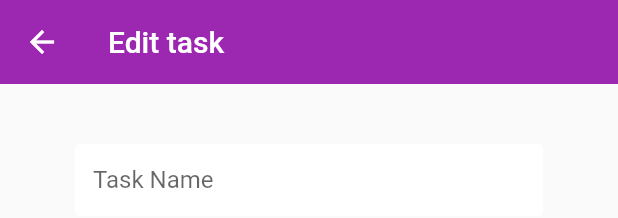
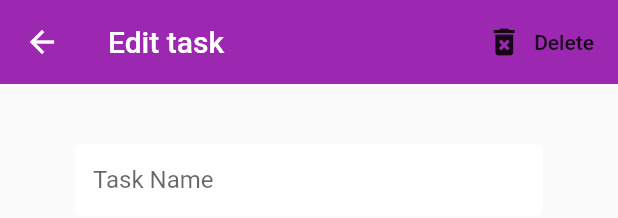
Before and after one commit to chandra-chud/YourTasks, a Flutter app: the BrewTile widget shown alone on an empty page, opened directly with empty values, after a tap on the "mode edit" icon, on a phone screen of 412 x 824 dp. Shown: the top 218 px of the screen. Run offline on Flutter 3.47's test engine with Material 2 defaults, Android fonts, the phone set to English and light mode, and no system bars; our stand-ins replace cloud_firestore, firebase_auth, flutter_spinkit; accounts and stored records are empty.

Commit message:
implemented delete button

```diff
--- a/lib/screens/home/brew_tile.dart
+++ b/lib/screens/home/brew_tile.dart
@@ -10,10 +10,7 @@ class BrewTile extends StatelessWidget {
   BrewTile({this.brew});
 
   @override
-
   Widget build(BuildContext context) {
-    //print(brew.name);
-//   var task = TaskClass(brew.name, brew.checked,brew.tuid,brew.puid);
     final user = Provider.of<User>(context);
 
     return Padding(
@@ -25,29 +22,39 @@ class BrewTile extends StatelessWidget {
               value: brew.checked,
               activeColor: Colors.purple,
               onChanged: (bool newVal) {
-                    DatabaseService(uid: user.uid).createUserData(brew.name, newVal, brew.tuid);
+                DatabaseService(uid: user.uid)
+                    .createUserData(brew.name, newVal, brew.tuid);
               },
             ),
             title: Text(brew.name,
                 style: (brew.checked
                     ? TextStyle(decoration: TextDecoration.lineThrough)
                     : TextStyle(fontWeight: FontWeight.bold))),
-              subtitle: Text('Scheduled time:'),
-              trailing: ((brew.checked == true) ? FlatButton():FlatButton(
+            subtitle: Text('Time:'),
+            trailing: ((brew.checked == true)
+                ? FlatButton.icon(
+                    icon: Icon(Icons.delete),
+                    label: Text('Delete'),
+                    onPressed: () {
+                      DatabaseService()
+                          .deleteUserData(brew.name, brew.tuid);
+                    },
+                  )
+                : FlatButton(
                     child: Icon(Icons.mode_edit),
                     onPressed: () {
                       Navigator.push(
                         context,
-                    MaterialPageRoute(builder: (context) => TaskPage(
-                      brew.name, brew.checked,brew.puid, brew.tuid
-                    )),
+                        MaterialPageRoute(
+                            builder: (context) => TaskPage(
+                                brew.name, brew.checked, brew.puid, brew.tuid)),
                       );
                     },
-              )))),
+                  )),
+          )),
     );
   }
 }
-
 
 // return Padding(
 //   padding: EdgeInsets.only(top: 8.0),
--- a/lib/screens/home/task/taskPage.dart
+++ b/lib/screens/home/task/taskPage.dart
@@ -13,7 +13,7 @@ class TaskPage extends StatefulWidget {
   final String puid;
   final String tuid;
 
-  const TaskPage(this.name,this.checked, this.puid, this.tuid);
+  const TaskPage(this.name, this.checked, this.puid, this.tuid);
 
   @override
   _TaskPageState createState() => _TaskPageState();
@@ -27,14 +27,11 @@ class _TaskPageState extends State<TaskPage> {
   TimeOfDay time = TimeOfDay(hour: 15, minute: 0);
   TimeOfDay pickedTime = TimeOfDay.now();
 
+  Future<Null> selectTime(BuildContext context) async {
+    final TimeOfDay pickedTime =
+        await showTimePicker(context: context, initialTime: time);
 
-  Future<Null> selectTime(BuildContext context) async {
-    final TimeOfDay pickedTime = await showTimePicker(
-      context: context,
-      initialTime: time
-    );
-
-    if(pickedTime != null && pickedTime != time){
+    if (pickedTime != null && pickedTime != time) {
       print(pickedTime);
       setState(() {
         time = pickedTime;
@@ -53,6 +50,16 @@ class _TaskPageState extends State<TaskPage> {
         title: Text('Edit task'),
         backgroundColor: Colors.purple[500],
         elevation: 0.0,
+        actions: <Widget>[
+          FlatButton.icon(
+            icon: Icon(Icons.delete_forever),
+            label: Text('Delete'),
+            onPressed: () {
+              DatabaseService().deleteUserData(widget.name, widget.tuid);
+              Navigator.pop(context);
+            },
+          )
+        ],
       ),
       body: Container(
           padding: EdgeInsets.symmetric(vertical: 20.0, horizontal: 50.0),
@@ -73,7 +80,7 @@ class _TaskPageState extends State<TaskPage> {
               RaisedButton(
                 color: Colors.white,
                 child: Icon(Icons.timer),
-                      onPressed: (){
+                onPressed: () {
                   selectTime(context);
                   print(time);
                 },
@@ -86,18 +93,15 @@ class _TaskPageState extends State<TaskPage> {
                     style: TextStyle(color: Colors.white),
                   ),
                   onPressed: () async {
-                        await DatabaseService(uid: user.uid).createUserData(taskName, widget.checked ,widget.tuid);
+                    await DatabaseService(uid: user.uid)
+                        .createUserData(taskName, widget.checked, widget.tuid);
                     Navigator.pop(context);
                     // dynamic theTask = await DatabaseService(uid: user.uid).getTask(widget.name, widget.tuid);
                     // theTask.name = taskName;
-
-                       }
-                    ),
+                  }),
               SizedBox(height: 12.0),
-
             ],
-                ))
-      ),
+          ))),
     );
   }
 }
```
Also changed, not shown: lib/services/database.dart (+11 -1 lines). Lines whose indentation alone changed are shown as unchanged.
